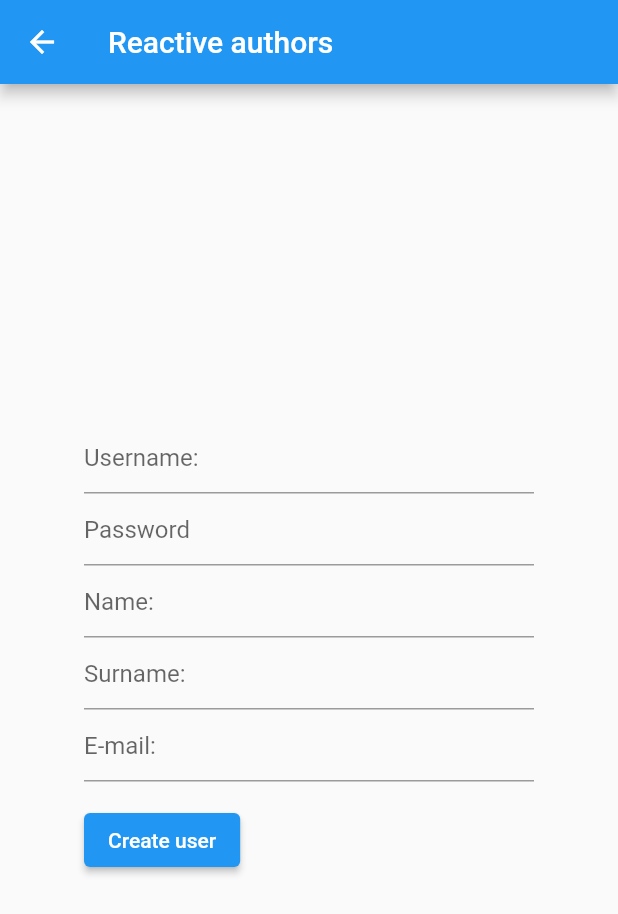
After one commit to alwayswanna/reactive-authors, a Flutter app: the RegistrationPage screen opened by its route, on a phone screen of 412 x 824 dp. The commit adds this screen. Shown: the top 914 px of the screen. Run offline on Flutter 3.47's test engine with Material 2 defaults, Android fonts, the phone set to English and light mode, and no system bars; network calls fail.

Commit message:
+ edit flyway migration; + add view&request for register user;

```diff
--- a/authors_client/lib/configuration/connection.dart
+++ b/authors_client/lib/configuration/connection.dart
@@ -1,5 +1,6 @@
 import 'dart:convert';
 
+import 'package:authors_client/models/account.dart';
 import 'package:authors_client/models/post.dart';
 import 'package:http/http.dart' as http;
 
@@ -51,4 +52,27 @@ class Connection {
       throw Exception('Failed to create new story');
     }
   }
+
+  Future<Account> registerNewUser(String username, String password, String name, String surname, String email) async{
+    final response = await http.post(Uri.parse('http://localhost:8080/user'),
+      headers: <String, String>{
+        'Content-Type': 'application/json; charset=UTF-8',
+      },
+      body: jsonEncode(<String, dynamic>{
+        'username': username,
+        'password': password,
+        'name': name,
+        'surname': surname,
+        'email': email,
+      }),
+    );
+    print(response.toString());
+    if(response.statusCode == 201){
+      return Account.fromJson(jsonDecode(response.body));
+    }else{
+      throw Exception('Failed to create new account');
+    }
+  }
+
+
 }
--- a/authors_client/lib/main.dart
+++ b/authors_client/lib/main.dart
@@ -1,5 +1,6 @@
 import 'package:authors_client/views/add_post_page.dart' as NewPost;
 import 'package:authors_client/views/login_page.dart' as LoginState;
+import 'package:authors_client/views/registration_page.dart' as Registration;
 import 'package:authors_client/views/posts_page.dart';
 import 'package:authors_client/views/single_post.dart';
 
@@ -19,6 +20,7 @@ class ClientApp extends StatelessWidget {
         SinglePostState.routeName:(context) => SingleView(),
         '/login': (context) => LoginState.LoginStatePage(),
         '/new_post':(context) => NewPost.AddPostPage(),
+        '/register':(context) => Registration.RegistrationPage(),
       },
     );
   }
--- /dev/null
+++ b/authors_client/lib/models/account.dart
@@ -0,0 +1,40 @@
+class Account {
+  final int id;
+  final String username;
+  final String password;
+  final String name;
+  final String surname;
+  final String email;
+  /*final bool active;
+  final Role role;*/
+
+  Account({
+    required this.id,
+    required this.username,
+    required this.password,
+    required this.name,
+    required this.surname,
+    required this.email,
+    /*required this.active,
+    required this.role,*/
+});
+
+  factory Account.fromJson(Map<String, dynamic> json){
+    return Account(
+        id: json['id'],
+        username: json['username'],
+        password: json['password'],
+        name: json['name'],
+        surname: json['surname'],
+        email: json['email']
+       /* active: json['active'],
+        role: json['role']*/
+    );
+  }
+
+}
+
+enum Role{
+  administrator,
+  user
+}
--- a/authors_client/lib/views/posts_page.dart
+++ b/authors_client/lib/views/posts_page.dart
@@ -83,6 +83,7 @@ class PostListState extends State<PostList> {
   void handleClick(String value) {
     switch (value) {
       case 'Create account':
+        Navigator.pushNamed(context, '/register');
         break;
       case 'Login':
         Navigator.pushNamed(context, '/login');
--- /dev/null
+++ b/authors_client/lib/views/registration_page.dart
@@ -0,0 +1,138 @@
+
+import 'package:authors_client/configuration/connection.dart';
+import 'package:flutter/cupertino.dart';
+import 'package:flutter/material.dart';
+
+class RegistrationPage extends StatelessWidget{
+  @override
+  Widget build(BuildContext context) {
+    return Scaffold(
+      appBar: AppBar(
+        title: Text('Reactive authors'),
+      ),
+      body: Center(
+        child: FormRegistration(),
+      ),
+    );
+  }
+
+}
+
+class FormRegistration extends StatefulWidget{
+  @override
+  State<StatefulWidget> createState() {
+    return FormRegistrationState();
+  }
+}
+
+void sendRegistrationData(String username, String password, String name, String surname,
+    String email){
+  Connection().registerNewUser(username, password, name, surname, email);
+}
+
+class FormRegistrationState extends State<FormRegistration>{
+  TextEditingController username = TextEditingController();
+  TextEditingController password = TextEditingController();
+  TextEditingController name = TextEditingController();
+  TextEditingController surname = TextEditingController();
+  TextEditingController email = TextEditingController();
+
+  @override
+  Widget build(BuildContext context) {
+    return Form(
+     child: Column(
+       mainAxisAlignment: MainAxisAlignment.center,
+       crossAxisAlignment: CrossAxisAlignment.start,
+       children: <Widget>[
+         Container(
+           width: 300,
+           child: TextFormField(
+             controller: username,
+             decoration: InputDecoration(
+               hintText: 'Username:'
+             ),
+             validator: (value){
+               if(value == null || value.isEmpty){
+                 return 'Please enter username';
+               }
+               return null;
+             },
+           ),
+         ),
+         Container(
+           width: 300,
+           child: TextFormField(
+             controller: password,
+             obscureText: true,
+             decoration: const InputDecoration(
+               hintText: 'Password'
+             ),
+             validator: (value){
+               if(value == null || value.isEmpty || value.length < 8){
+                 return 'Password must contains 8 or more symbols';
+               }
+               return null;
+             },
+           )
+         ),
+         Container(
+           width: 300,
+           child: TextFormField(
+             controller: name,
+             decoration: InputDecoration(
+                 hintText: 'Name:'
+             ),
+             validator: (value){
+               if(value == null || value.isEmpty){
+                 return 'Please enter name';
+               }
+               return null;
+             },
+           ),
+         ),
+         Container(
+           width: 300,
+           child: TextFormField(
+             controller: surname,
+             decoration: InputDecoration(
+                 hintText: 'Surname:'
+             ),
+             validator: (value){
+               if(value == null || value.isEmpty){
+                 return 'Please enter surname';
+               }
+               return null;
+             },
+           ),
+         ),
+         Container(
+           width: 300,
+           child: TextFormField(
+             controller: email,
+             decoration: InputDecoration(
+                 hintText: 'E-mail:'
+             ),
+             validator: (value){
+               if(value == null || value.isEmpty){
+                 return 'Please enter e-mail';
+               }
+               return null;
+             },
+           ),
+         ),
+         Container(
+           padding: const EdgeInsets.symmetric(vertical: 15),
+           child: ElevatedButton(
+             onPressed: (){
+               Connection().registerNewUser(username.text, password.text, name.text, surname.text, email.text);
+               //sendRegistrationData(username.text, password.text, name.text, surname.text, email.text);
+               Navigator.pushNamed(context, "/");
+             },
+             child: Text('Create user'),
+           ),
+         )
+       ],
+     ),
+    );
+  }
+}
```
Also changed, not shown: 4 other files.
